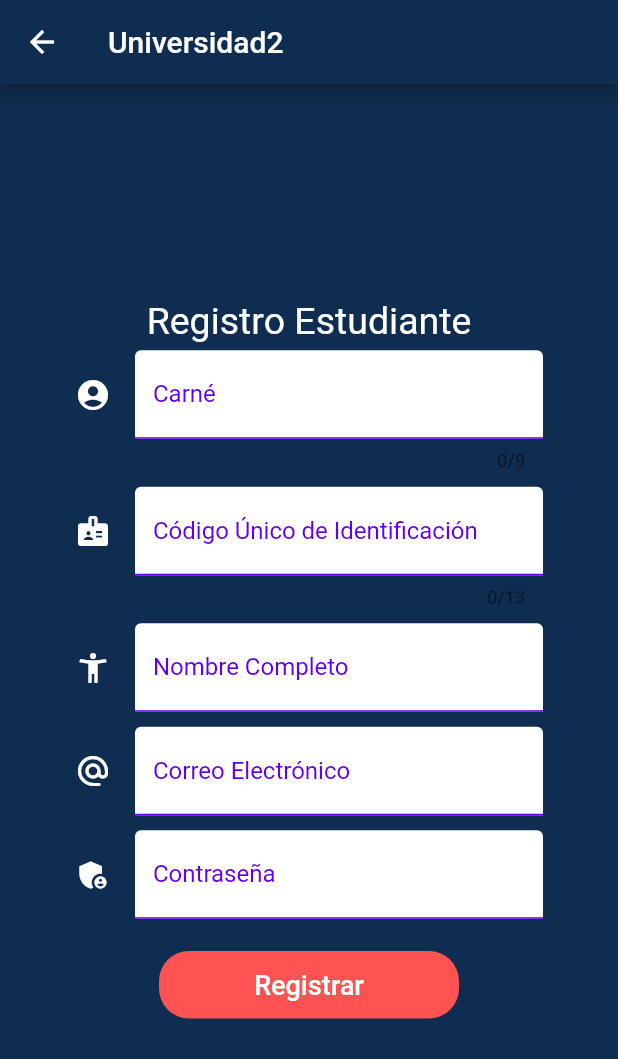
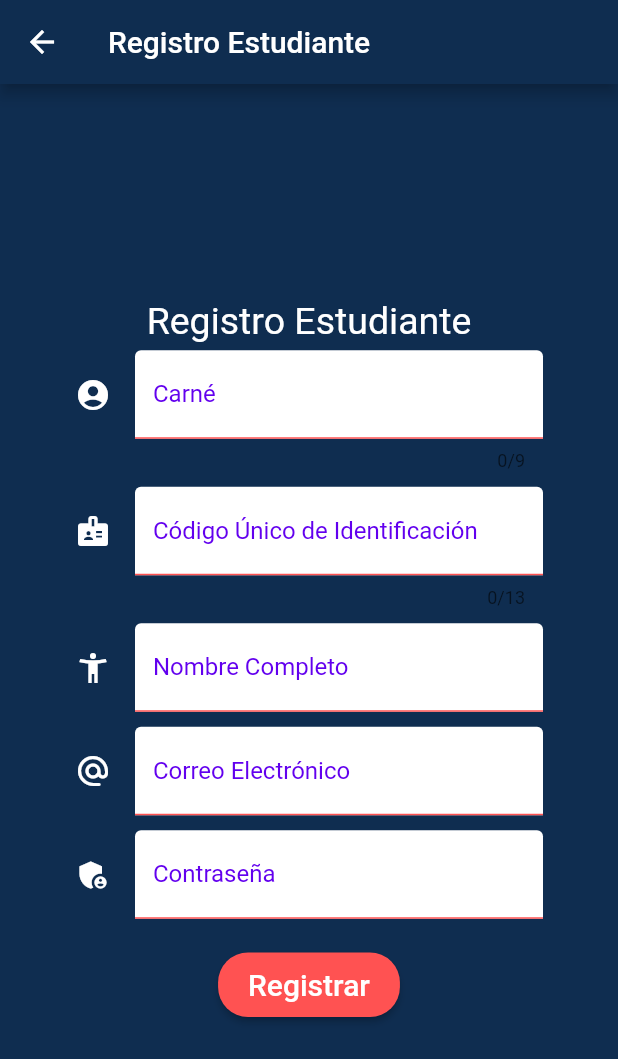
Before and after one commit to javier3448/-AYD1-Grupo5, a Flutter app: the tabs_page screen opened by its route, on a phone screen of 412 x 824 dp. Shown: the top 1059 px of the screen. Run offline on Flutter 3.47's test engine with Material 2 defaults, Android fonts, the phone set to English and light mode, and no system bars; network calls fail.

```diff
--- a/frontend/app_estudiantes/app_students/lib/src/pages/tabs.dart
+++ b/frontend/app_estudiantes/app_students/lib/src/pages/tabs.dart
@@ -14,7 +14,7 @@ class _tabs_pageState extends State<tabs_page> {
       backgroundColor: Theme.of(context).primaryColor,
       appBar: AppBar(
         title: Text(
-          "Universidad2",
+          "Registro Estudiante",
         ),
       ),
       body: Container(
@@ -46,15 +46,14 @@ Widget myTittle() {
 }
 
 Widget buttonRegister() {
-  return FlatButton(
+  return RaisedButton(
     onPressed: () {},
     child: Text(
       "Registrar",
-      style: TextStyle(color: Colors.white, fontSize: 18),
+      style: TextStyle(color: Colors.white, fontSize: 20),
     ),
     color: Colors.redAccent,
-    minWidth: 200,
-    height: 45,
+    padding: EdgeInsets.symmetric(vertical: 10, horizontal: 20),
     shape: RoundedRectangleBorder(borderRadius: BorderRadius.circular(20)),
   );
 }
@@ -75,7 +74,7 @@ Widget fieldName() {
         fillColor: Colors.white,
         filled: true,
         enabledBorder: UnderlineInputBorder(
-          borderSide: BorderSide(color: Color(0xFF6200EE)),
+          borderSide: BorderSide(color: Colors.redAccent),
         ),
       ),
     ),
@@ -93,14 +92,14 @@ Widget fieldCUI() {
           Icons.badge,
           color: Colors.white,
         ),
-        labelText: 'Código Único de Identificación',
+        labelText: 'Código Único de Identificación ',
         labelStyle: TextStyle(
           color: Color(0xFF6200EE),
         ),
         fillColor: Colors.white,
         filled: true,
         enabledBorder: UnderlineInputBorder(
-          borderSide: BorderSide(color: Color(0xFF6200EE)),
+          borderSide: BorderSide(color: Colors.redAccent),
         ),
       ),
     ),
@@ -125,7 +124,7 @@ Widget fieldNumber() {
           fillColor: Colors.white,
           filled: true,
           enabledBorder: UnderlineInputBorder(
-            borderSide: BorderSide(color: Color(0xFF6200EE)),
+            borderSide: BorderSide(color: Colors.redAccent),
           ),
         ),
       ));
@@ -148,7 +147,7 @@ Widget fieldEmail() {
         fillColor: Colors.white,
         filled: true,
         enabledBorder: UnderlineInputBorder(
-          borderSide: BorderSide(color: Color(0xFF6200EE)),
+          borderSide: BorderSide(color: Colors.redAccent),
         ),
       ),
     ),
@@ -172,7 +171,7 @@ Widget fieldPassword() {
         fillColor: Colors.white,
         filled: true,
         enabledBorder: UnderlineInputBorder(
-          borderSide: BorderSide(color: Color(0xFF6200EE)),
+          borderSide: BorderSide(color: Colors.redAccent),
         ),
       ),
     ),
```
Also changed, not shown: frontend/app_estudiantes/app_students/lib/main.dart (+6 -2 lines), frontend/app_estudiantes/app_students/lib/src/pages/login.dart (added, +161 -0 lines).
